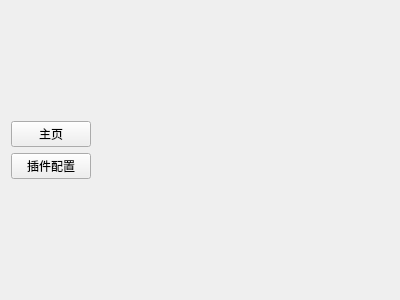
Qt form src/gui/mainwindow.ui (azazo1/campus-bot) before a commit.
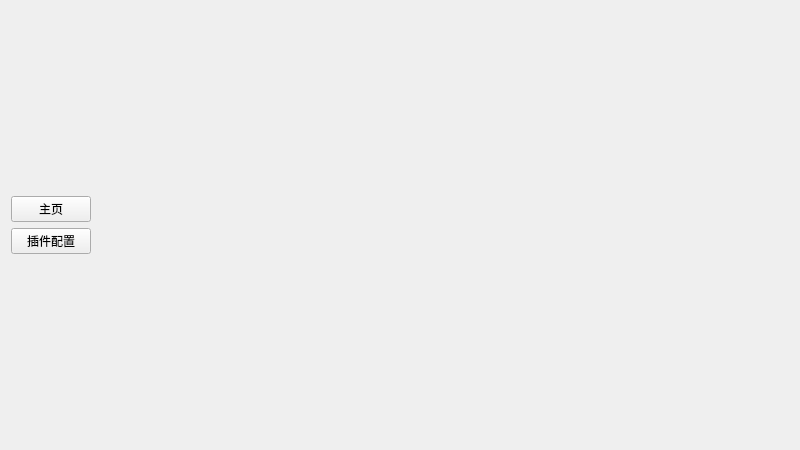
The same form after that commit.

The edit to the form file:
```diff
--- a/src/gui/mainwindow.ui
+++ b/src/gui/mainwindow.ui
@@ -6,8 +6,8 @@
    <rect>
     <x>0</x>
     <y>0</y>
-    <width>400</width>
-    <height>300</height>
+    <width>800</width>
+    <height>450</height>
    </rect>
   </property>
   <property name="windowTitle">
```
